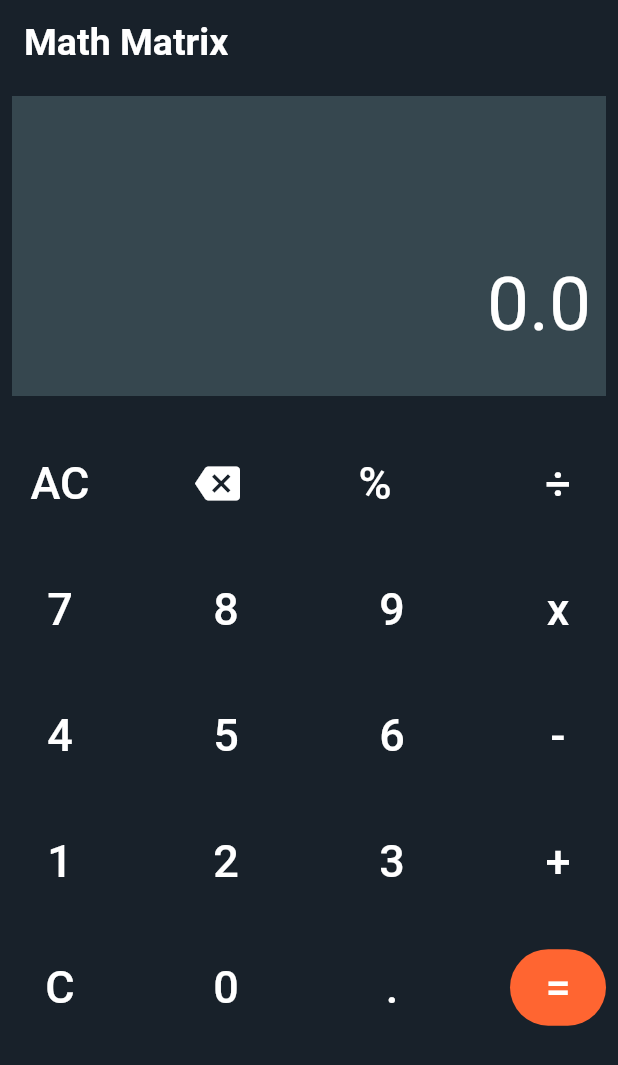
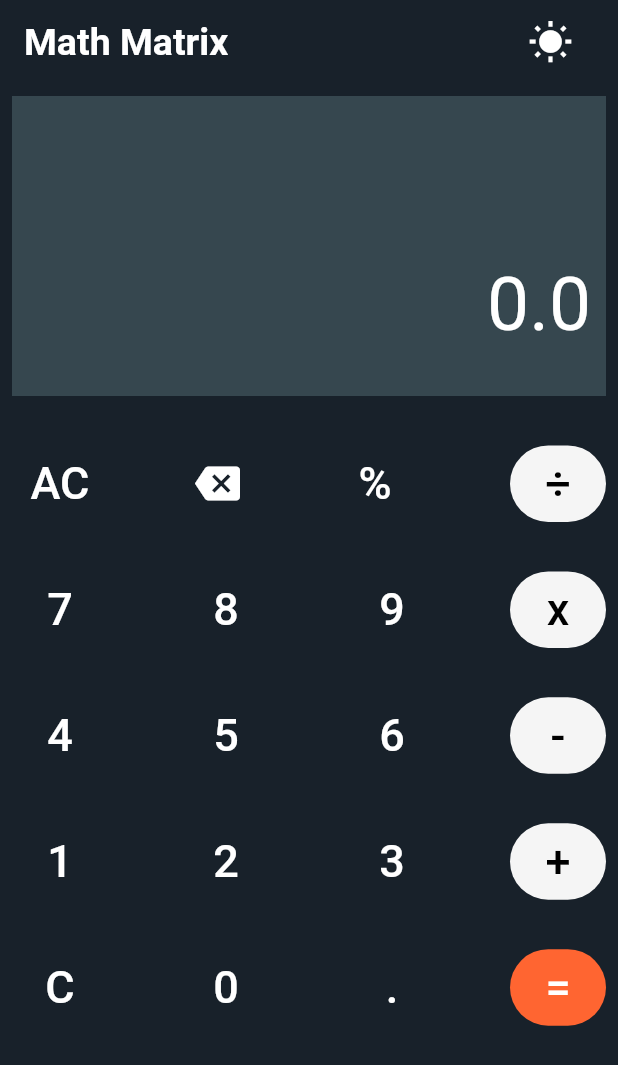
Before and after one commit to AKHILTH0MAS/MathMatrix, a Flutter app: the screen it shows after launch, on a phone screen of 412 x 824 dp. Shown: the top 1065 px of the screen. Run offline on Flutter 3.47's test engine with Material 2 defaults, Android fonts, the phone set to English and light mode, and no system bars.

Commit message:
added dark theme

```diff
--- a/mathmatrix/lib/components/calculator.dart
+++ b/mathmatrix/lib/components/calculator.dart
@@ -15,6 +15,7 @@ class _MathMatrixState extends State<MathMatrix> {
   String stringtwo = "";
   bool activeString = true;
   double answer = 0;
+  bool isDarktheme = true;
   double _findanswer() {
     if (character == "+") {
       return double.parse(stringone) + double.parse(stringtwo);
@@ -46,17 +47,35 @@ class _MathMatrixState extends State<MathMatrix> {
   @override
   Widget build(BuildContext context) {
     return Scaffold(
-      backgroundColor: primaryColor,
+      backgroundColor: isDarktheme ? darkprimaryColor : primaryColor,
       appBar: AppBar(
         elevation: 0,
-        backgroundColor: primaryColor,
-        title: const Text(
+        backgroundColor: isDarktheme ? darkprimaryColor : primaryColor,
+        title: Text(
           "Math Matrix",
           style: TextStyle(
             fontSize: 25,
             fontWeight: FontWeight.bold,
+            color: isDarktheme ? darktextinbttncolor : textinbttncolor,
           ),
         ),
+        actions: [
+          Padding(
+            padding: const EdgeInsets.symmetric(horizontal: 30),
+            child: GestureDetector(
+              onTap: () {
+                setState(() {
+                  isDarktheme = !isDarktheme;
+                });
+              },
+              child: Icon(
+                isDarktheme ? Icons.wb_sunny : Icons.nightlight_round,
+                size: 30,
+                color: isDarktheme ? darktextinbttncolor : textinbttncolor,
+              ),
+            ),
+          ),
+        ],
       ),
       body: Padding(
         padding: const EdgeInsets.all(8.0),
@@ -65,7 +84,7 @@ class _MathMatrixState extends State<MathMatrix> {
             Container(
               height: 200,
               width: double.infinity,
-              color: ansboardcolor,
+              color: isDarktheme ? darkansboardcolor : ansboardcolor,
               padding: const EdgeInsets.all(10),
               child: Column(
                 crossAxisAlignment: CrossAxisAlignment.end,
@@ -75,9 +94,10 @@ class _MathMatrixState extends State<MathMatrix> {
                   ),
                   Text(
                     "$stringone $character $stringtwo", // This is the answer
-                    style: const TextStyle(
+                    style: TextStyle(
                       fontSize: 50,
-                      color: Colors.white,
+                      color:
+                          isDarktheme ? darktextinbttncolor : textinbttncolor,
                     ),
                   ),
                   SizedBox(
@@ -85,9 +105,10 @@ class _MathMatrixState extends State<MathMatrix> {
                   ),
                   Text(
                     answer.toString(), // This is the answer
-                    style: const TextStyle(
+                    style: TextStyle(
                       fontSize: 50,
-                      color: Colors.white,
+                      color:
+                          isDarktheme ? darktextinbttncolor : textinbttncolor,
                     ),
                   ),
                 ],
@@ -111,11 +132,13 @@ class _MathMatrixState extends State<MathMatrix> {
                           answer = 0;
                         });
                       },
-                      child: const Text(
+                      child: Text(
                         "AC",
                         style: TextStyle(
                           fontSize: 30,
-                          color: Colors.white,
+                          color: isDarktheme
+                              ? darktextinbttncolor
+                              : textinbttncolor,
                         ),
                       ),
                     ),
@@ -125,10 +148,12 @@ class _MathMatrixState extends State<MathMatrix> {
                         decoration: BoxDecoration(
                           borderRadius: BorderRadius.circular(10),
                         ),
-                        child: const Icon(
+                        child: Icon(
                           Icons.backspace,
                           size: 30,
-                          color: Colors.white,
+                          color: isDarktheme
+                              ? darktextinbttncolor
+                              : textinbttncolor,
                         ),
                       ),
                     ),
@@ -139,11 +164,13 @@ class _MathMatrixState extends State<MathMatrix> {
                           activeString = false;
                         });
                       },
-                      child: const Text(
+                      child: Text(
                         "%",
                         style: TextStyle(
                           fontSize: 30,
-                          color: Colors.white,
+                          color: isDarktheme
+                              ? darktextinbttncolor
+                              : textinbttncolor,
                         ),
                       ),
                     ),
@@ -163,11 +190,11 @@ class _MathMatrixState extends State<MathMatrix> {
                           activeString = false;
                         });
                       },
-                      child: const Text(
+                      child: Text(
                         "÷",
                         style: TextStyle(
                           fontSize: 30,
-                          color: Colors.white,
+                          color: textinbttncolor,
                         ),
                       ),
                     ),
@@ -189,11 +216,13 @@ class _MathMatrixState extends State<MathMatrix> {
                           }
                         });
                       },
-                      child: const Text(
+                      child: Text(
                         "7",
                         style: TextStyle(
                           fontSize: 30,
-                          color: Colors.white,
+                          color: isDarktheme
+                              ? darktextinbttncolor
+                              : textinbttncolor,
                         ),
                       ),
                     ),
@@ -207,11 +236,13 @@ class _MathMatrixState extends State<MathMatrix> {
                           }
                         });
                       },
-                      child: const Text(
+                      child: Text(
                         "8",
                         style: TextStyle(
                           fontSize: 30,
-                          color: Colors.white,
+                          color: isDarktheme
+                              ? darktextinbttncolor
+                              : textinbttncolor,
                         ),
                       ),
                     ),
@@ -225,11 +256,13 @@ class _MathMatrixState extends State<MathMatrix> {
                           }
                         });
                       },
-                      child: const Text(
+                      child: Text(
                         "9",
                         style: TextStyle(
                           fontSize: 30,
-                          color: Colors.white,
+                          color: isDarktheme
+                              ? darktextinbttncolor
+                              : textinbttncolor,
                         ),
                       ),
                     ),
@@ -249,11 +282,11 @@ class _MathMatrixState extends State<MathMatrix> {
                           activeString = false;
                         });
                       },
-                      child: const Text(
+                      child: Text(
                         "x",
                         style: TextStyle(
                           fontSize: 30,
-                          color: Colors.white,
+                          color: textinbttncolor,
                         ),
                       ),
                     ),
@@ -275,11 +308,13 @@ class _MathMatrixState extends State<MathMatrix> {
                           }
                         });
                       },
-                      child: const Text(
+                      child: Text(
                         "4",
                         style: TextStyle(
                           fontSize: 30,
-                          color: Colors.white,
+                          color: isDarktheme
+                              ? darktextinbttncolor
+                              : textinbttncolor,
                         ),
                       ),
                     ),
@@ -293,11 +328,13 @@ class _MathMatrixState extends State<MathMatrix> {
                           }
                         });
                       },
-                      child: const Text(
+                      child: Text(
                         "5",
                         style: TextStyle(
                           fontSize: 30,
-                          color: Colors.white,
+                          color: isDarktheme
+                              ? darktextinbttncolor
+                              : textinbttncolor,
                         ),
                       ),
                     ),
@@ -311,11 +348,13 @@ class _MathMatrixState extends State<MathMatrix> {
                           }
                         });
                       },
-                      child: const Text(
+                      child: Text(
                         "6",
                         style: TextStyle(
                           fontSize: 30,
-                          color: Colors.white,
+                          color: isDarktheme
+                              ? darktextinbttncolor
+                              : textinbttncolor,
                         ),
                       ),
                     ),
@@ -335,11 +374,11 @@ class _MathMatrixState extends State<MathMatrix> {
                           activeString = false;
                         });
                       },
-                      child: const Text(
+                      child: Text(
                         "-",
                         style: TextStyle(
                           fontSize: 30,
-                          color: Colors.white,
+                          color: textinbttncolor,
                         ),
                       ),
                     ),
@@ -361,11 +400,13 @@ class _MathMatrixState extends State<MathMatrix> {
                           }
                         });
                       },
-                      child: const Text(
+                      child: Text(
                         "1",
                         style: TextStyle(
                           fontSize: 30,
-                          color: Colors.white,
+                          color: isDarktheme
+                              ? darktextinbttncolor
+                              : textinbttncolor,
                         ),
                       ),
                     ),
@@ -379,11 +420,13 @@ class _MathMatrixState extends State<MathMatrix> {
                           }
                         });
                       },
-                      child: const Text(
+                      child: Text(
                         "2",
                         style: TextStyle(
                           fontSize: 30,
-                          color: Colors.white,
+                          color: isDarktheme
+                              ? darktextinbttncolor
+                              : textinbttncolor,
                         ),
                       ),
                     ),
@@ -397,11 +440,13 @@ class _MathMatrixState extends State<MathMatrix> {
                           }
                         });
                       },
-                      child: const Text(
+                      child: Text(
                         "3",
                         style: TextStyle(
                           fontSize: 30,
-                          color: Colors.white,
+                          color: isDarktheme
+                              ? darktextinbttncolor
+                              : textinbttncolor,
                         ),
                       ),
                     ),
@@ -421,11 +466,11 @@ class _MathMatrixState extends State<MathMatrix> {
                           activeString = false;
                         });
                       },
-                      child: const Text(
+                      child: Text(
                         "+",
                         style: TextStyle(
                           fontSize: 30,
-                          color: Colors.white,
+                          color: textinbttncolor,
                         ),
                       ),
                     ),
@@ -443,11 +488,13 @@ class _MathMatrixState extends State<MathMatrix> {
                           _backspace();
                         });
                       },
-                      child: const Text(
+                      child: Text(
                         "C",
                         style: TextStyle(
                           fontSize: 30,
-                          color: Colors.white,
+                          color: isDarktheme
+                              ? darktextinbttncolor
+                              : textinbttncolor,
                         ),
                       ),
                     ),
@@ -461,11 +508,13 @@ class _MathMatrixState extends State<MathMatrix> {
                           }
                         });
                       },
-                      child: const Text(
+                      child: Text(
                         "0",
                         style: TextStyle(
                           fontSize: 30,
-                          color: Colors.white,
+                          color: isDarktheme
+                              ? darktextinbttncolor
+                              : textinbttncolor,
                         ),
                       ),
                     ),
@@ -479,11 +528,13 @@ class _MathMatrixState extends State<MathMatrix> {
                           }
                         });
                       },
-                      child: const Text(
+                      child: Text(
                         ".",
                         style: TextStyle(
                           fontSize: 30,
-                          color: Colors.white,
+                          color: isDarktheme
+                              ? darktextinbttncolor
+                              : textinbttncolor,
                         ),
                       ),
                     ),
@@ -502,11 +553,13 @@ class _MathMatrixState extends State<MathMatrix> {
                           answer = _findanswer();
                         });
                       },
-                      child: const Text(
+                      child: Text(
                         "=",
                         style: TextStyle(
                           fontSize: 30,
-                          color: Colors.white,
+                          color: isDarktheme
+                              ? darktextinbttncolor
+                              : textinbttncolor,
                         ),
                       ),
                     ),
--- a/mathmatrix/lib/constants.dart
+++ b/mathmatrix/lib/constants.dart
@@ -1,6 +1,9 @@
 import 'package:flutter/material.dart';
 
-Color primaryColor = const Color(0xff18212a);
+Color darkprimaryColor = const Color(0xff18212a);
 Color equalButtonColor = const Color(0xffff6531);
-Color ansboardcolor = const Color(0xff36474f);
-Color? textinbttncolor = const Color(0xffffffff);
+Color darkansboardcolor = const Color(0xff36474f);
+Color darktextinbttncolor = const Color(0xffffffff);
+Color primaryColor = const Color(0xfff5f5f5);
+Color ansboardcolor = const Color(0xffffffff);
+Color textinbttncolor = const Color.fromARGB(255, 0, 0, 0);
--- a/mathmatrix/lib/main.dart
+++ b/mathmatrix/lib/main.dart
@@ -12,7 +12,7 @@ class MyApp extends StatelessWidget {
   // This widget is the root of your application.
   @override
   Widget build(BuildContext context) {
-    return const MaterialApp(
+    return MaterialApp(
       debugShowCheckedModeBanner: false,
       title: 'Flutter Demo',
       home: MathMatrix(),
```
